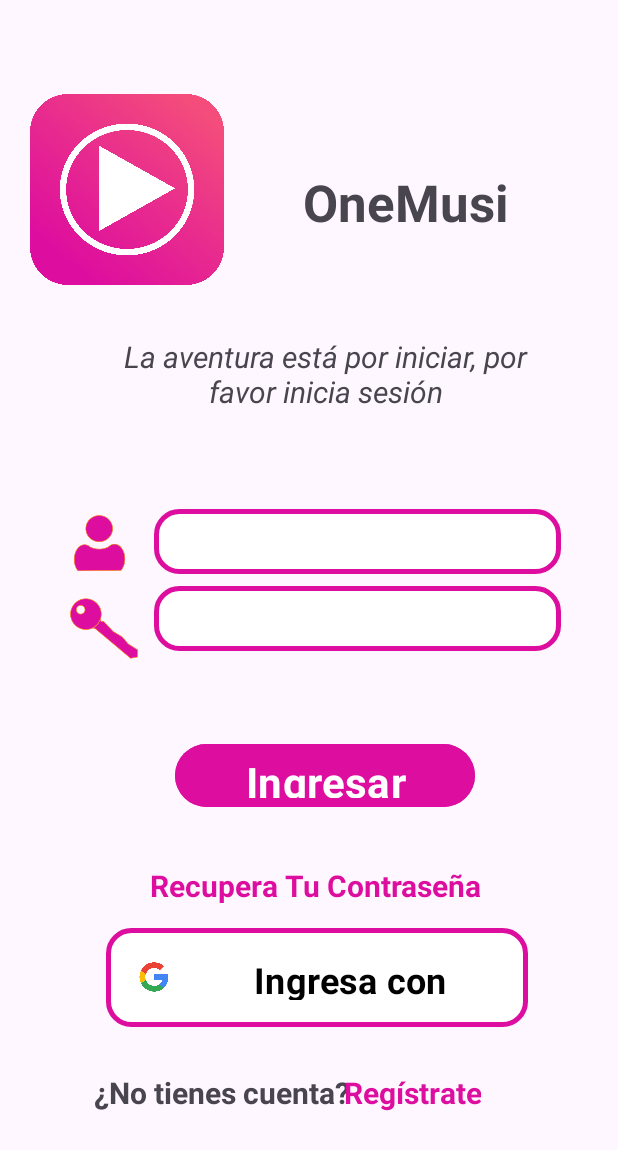
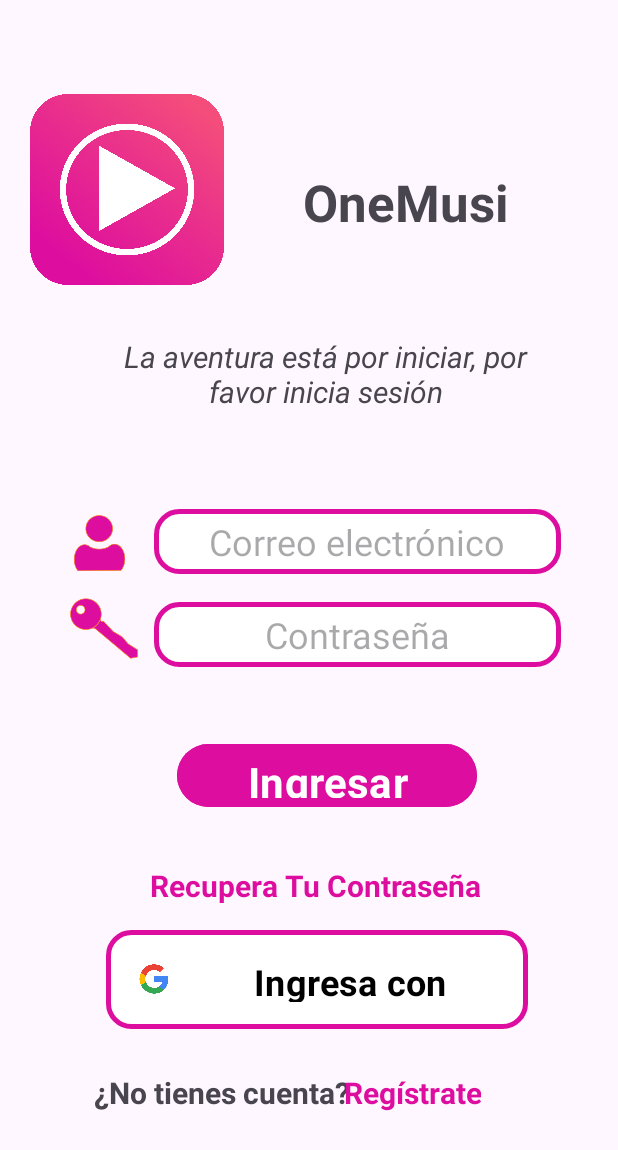
Before and after one commit to JuanPedrazaD/Aplicacion_movil, an Android app: the LoginActivity screen opened directly, with no data from a screen before it, after a tap on "Ingresar", on a phone screen of 412 x 824 dp. Shown: the top 1150 px of the screen. Run offline under Robolectric (Android 15) with nearby library versions, the phone set to English and light mode, and no system bars; Roboto replaces fonts that are not available here.

Commit message:
Ultimas correccones de diseño

```diff
--- a/app/src/main/java/com/example/taller_2/LoginActivity.kt
+++ b/app/src/main/java/com/example/taller_2/LoginActivity.kt
@@ -25,7 +25,7 @@ class LoginActivity : AppCompatActivity() {
     override fun onCreate(savedInstanceState: Bundle?) {
         super.onCreate(savedInstanceState)
         setContentView(R.layout.activity_login)
-        Log.d(TAG, "onCreate called")
+        Log.d("LoginActivity", "onCreate called")
 
         initializeViews()
         sharedPreferences = getSharedPreferences("userData", MODE_PRIVATE)
@@ -57,16 +57,15 @@ class LoginActivity : AppCompatActivity() {
     }
 
     private fun onLoginClicked() {
-        val username = edtUsername.text.toString().trim()
+        val email = edtUsername.text.toString().trim()
         val passwordInput = edtPassword.text.toString().trim()
 
-        if (username.isEmpty() || passwordInput.isEmpty()) {
+        if (email.isEmpty() || passwordInput.isEmpty()) {
             Toast.makeText(this, "Por favor completa todos los campos", Toast.LENGTH_SHORT).show()
             return
         }
 
-        // Recuperamos los datos guardados en SharedPreferences
-        val email = sharedPreferences.getString("Email", null)
+        val emaiL = sharedPreferences.getString("Email", null)
         val phone = sharedPreferences.getString("Phone", null)
         val password = sharedPreferences.getString("Password", null)
         val firstName = sharedPreferences.getString("FirstName", null)
@@ -74,11 +73,10 @@ class LoginActivity : AppCompatActivity() {
 
         Log.d(TAG, "Datos recuperados: Email=$email, Phone=$phone, Password=$password")
 
-        if ((username == email || username == phone) && passwordInput == password) {
+        if ((email == emaiL) && passwordInput == password) {
             Toast.makeText(this, "Inicio de sesión exitoso", Toast.LENGTH_SHORT).show()
             Log.d(TAG, "Usuario inició sesión correctamente")
 
-            // Redirigimos al perfil
             val profileIntent = Intent(this, ProfileActivity::class.java).apply {
                 putExtra("FirstName", firstName)
                 putExtra("LastName", lastName)
@@ -96,16 +94,20 @@ class LoginActivity : AppCompatActivity() {
         Log.d(TAG, "Redirigiendo a recuperar contraseña")
         val recoverIntent = Intent(this, PasswordRecoveryActivity::class.java)
         startActivity(recoverIntent)
+        finish()
     }
 
     private fun redirectToRegister() {
         Log.d(TAG, "Redirigiendo a registro")
         val registerIntent = Intent(this, RegisterActivity::class.java)
         startActivity(registerIntent)
+        finish()
     }
 
     override fun onDestroy() {
         super.onDestroy()
-        Log.d(TAG, "onDestroy called")
+        val sharedPref = getSharedPreferences("userData", MODE_PRIVATE)
+        sharedPref.edit().clear().apply()
+        Log.d(TAG, "SharedPreferences borradas automáticamente")
     }
 }
--- a/app/src/main/res/layout/activity_login.xml
+++ b/app/src/main/res/layout/activity_login.xml
@@ -10,9 +10,9 @@
         android:layout_width="281dp"
         android:layout_height="66dp"
         android:layout_marginStart="70dp"
-        android:layout_marginTop="572dp"
+        android:layout_marginTop="573dp"
         android:layout_marginEnd="60dp"
-        android:layout_marginBottom="93dp"
+        android:layout_marginBottom="92dp"
         android:padding="8dp"
         app:layout_constraintBottom_toBottomOf="parent"
         app:layout_constraintEnd_toEndOf="parent"
@@ -55,9 +55,10 @@
         android:layout_marginEnd="38dp"
         android:layout_marginBottom="395dp"
         android:ems="10"
+        android:hint="Correo electrónico"
         android:inputType="text"
         android:textAlignment="center"
-        android:textSize="34sp"
+        android:textSize="24sp"
         app:layout_constraintBottom_toBottomOf="parent"
         app:layout_constraintEnd_toEndOf="parent"
         app:layout_constraintStart_toStartOf="parent"
@@ -69,13 +70,14 @@
         android:layout_width="271dp"
         android:layout_height="43dp"
         android:layout_marginStart="102dp"
-        android:layout_marginTop="344dp"
+        android:layout_marginTop="355dp"
         android:layout_marginEnd="38dp"
-        android:layout_marginBottom="344dp"
+        android:layout_marginBottom="333dp"
         android:ems="10"
+        android:hint="Contraseña"
         android:inputType="textPassword"
         android:textAlignment="center"
-        android:textSize="34sp"
+        android:textSize="24sp"
         app:layout_constraintBottom_toBottomOf="parent"
         app:layout_constraintEnd_toEndOf="parent"
         app:layout_constraintStart_toStartOf="parent"
@@ -98,9 +100,9 @@
         android:id="@+id/btnLogin"
         android:layout_width="200dp"
         android:layout_height="50dp"
-        android:layout_marginStart="116dp"
+        android:layout_marginStart="117dp"
         android:layout_marginTop="445dp"
-        android:layout_marginEnd="95dp"
+        android:layout_marginEnd="94dp"
         android:layout_marginBottom="236dp"
         android:backgroundTint="@color/pink"
         android:fontFamily="@font/abhaya_libre"
```
Also changed, not shown: app/src/main/java/com/example/taller_2/MainActivity.kt (+0 -21 lines), app/src/main/java/com/example/taller_2/RegisterActivity.kt (+17 -6 lines), app/src/main/java/com/example/taller_2/SplashActivity.kt (+10 -20 lines), app/src/main/res/layout/activity_profile.xml (+5 -7 lines).
